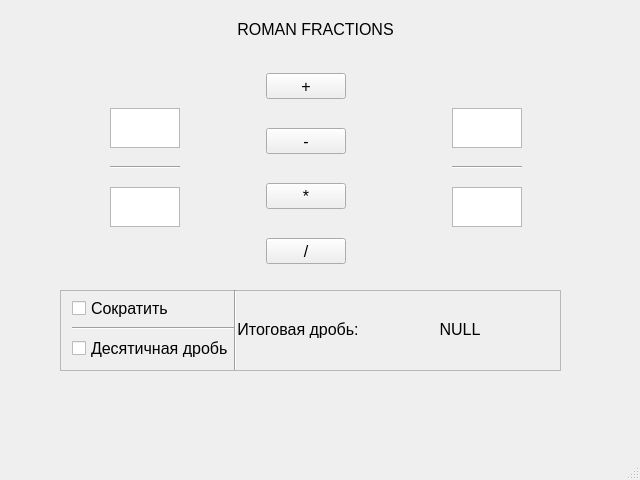
Tsettaro/roman-fraction, file src/mainwindow.ui: the form before one commit.
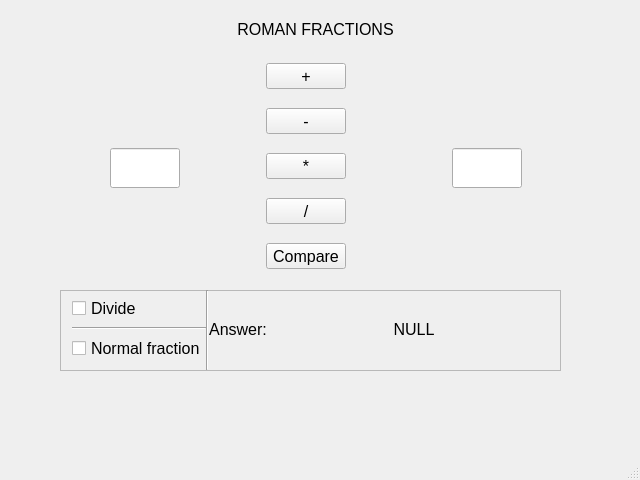
The form after the commit. Icons and pictures are not drawn.

```diff
--- a/src/mainwindow.ui
+++ b/src/mainwindow.ui
@@ -75,52 +75,15 @@
         </spacer>
        </item>
        <item>
-        <widget class="QTextEdit" name="textEdit">
+        <widget class="QLineEdit" name="lineEdit">
          <property name="maximumSize">
           <size>
            <width>70</width>
            <height>40</height>
           </size>
          </property>
-         <property name="html">
-          <string>&lt;!DOCTYPE HTML PUBLIC &quot;-//W3C//DTD HTML 4.0//EN&quot; &quot;http://www.w3.org/TR/REC-html40/strict.dtd&quot;&gt;
-&lt;html&gt;&lt;head&gt;&lt;meta name=&quot;qrichtext&quot; content=&quot;1&quot; /&gt;&lt;meta charset=&quot;utf-8&quot; /&gt;&lt;style type=&quot;text/css&quot;&gt;
-p, li { white-space: pre-wrap; }
-hr { height: 1px; border-width: 0; }
-li.unchecked::marker { content: &quot;\2610&quot;; }
-li.checked::marker { content: &quot;\2612&quot;; }
-&lt;/style&gt;&lt;/head&gt;&lt;body style=&quot; font-family:'Segoe UI'; font-size:12pt; font-weight:400; font-style:normal;&quot;&gt;
-&lt;p align=&quot;center&quot; style=&quot;-qt-paragraph-type:empty; margin-top:0px; margin-bottom:0px; margin-left:0px; margin-right:0px; -qt-block-indent:0; text-indent:0px;&quot;&gt;&lt;br /&gt;&lt;/p&gt;&lt;/body&gt;&lt;/html&gt;</string>
-         </property>
-        </widget>
-       </item>
-       <item>
-        <widget class="Line" name="line">
-         <property name="lineWidth">
-          <number>1</number>
-         </property>
-         <property name="orientation">
-          <enum>Qt::Horizontal</enum>
-         </property>
-        </widget>
-       </item>
-       <item>
-        <widget class="QTextEdit" name="textEdit_2">
-         <property name="maximumSize">
-          <size>
-           <width>70</width>
-           <height>40</height>
-          </size>
-         </property>
-         <property name="html">
-          <string>&lt;!DOCTYPE HTML PUBLIC &quot;-//W3C//DTD HTML 4.0//EN&quot; &quot;http://www.w3.org/TR/REC-html40/strict.dtd&quot;&gt;
-&lt;html&gt;&lt;head&gt;&lt;meta name=&quot;qrichtext&quot; content=&quot;1&quot; /&gt;&lt;meta charset=&quot;utf-8&quot; /&gt;&lt;style type=&quot;text/css&quot;&gt;
-p, li { white-space: pre-wrap; }
-hr { height: 1px; border-width: 0; }
-li.unchecked::marker { content: &quot;\2610&quot;; }
-li.checked::marker { content: &quot;\2612&quot;; }
-&lt;/style&gt;&lt;/head&gt;&lt;body style=&quot; font-family:'Segoe UI'; font-size:12pt; font-weight:400; font-style:normal;&quot;&gt;
-&lt;p align=&quot;center&quot; style=&quot;-qt-paragraph-type:empty; margin-top:0px; margin-bottom:0px; margin-left:0px; margin-right:0px; -qt-block-indent:0; text-indent:0px;&quot;&gt;&lt;br /&gt;&lt;/p&gt;&lt;/body&gt;&lt;/html&gt;</string>
+         <property name="alignment">
+          <set>Qt::AlignCenter</set>
          </property>
         </widget>
        </item>
@@ -218,6 +181,19 @@
          </property>
         </widget>
        </item>
+       <item>
+        <widget class="QPushButton" name="difference">
+         <property name="maximumSize">
+          <size>
+           <width>80</width>
+           <height>26</height>
+          </size>
+         </property>
+         <property name="text">
+          <string>Compare</string>
+         </property>
+        </widget>
+       </item>
       </layout>
      </item>
      <item>
@@ -261,49 +237,15 @@
         </spacer>
        </item>
        <item>
-        <widget class="QTextEdit" name="textEdit_3">
+        <widget class="QLineEdit" name="lineEdit_2">
          <property name="maximumSize">
           <size>
            <width>70</width>
            <height>40</height>
           </size>
          </property>
-         <property name="html">
-          <string>&lt;!DOCTYPE HTML PUBLIC &quot;-//W3C//DTD HTML 4.0//EN&quot; &quot;http://www.w3.org/TR/REC-html40/strict.dtd&quot;&gt;
-&lt;html&gt;&lt;head&gt;&lt;meta name=&quot;qrichtext&quot; content=&quot;1&quot; /&gt;&lt;meta charset=&quot;utf-8&quot; /&gt;&lt;style type=&quot;text/css&quot;&gt;
-p, li { white-space: pre-wrap; }
-hr { height: 1px; border-width: 0; }
-li.unchecked::marker { content: &quot;\2610&quot;; }
-li.checked::marker { content: &quot;\2612&quot;; }
-&lt;/style&gt;&lt;/head&gt;&lt;body style=&quot; font-family:'Segoe UI'; font-size:12pt; font-weight:400; font-style:normal;&quot;&gt;
-&lt;p align=&quot;center&quot; style=&quot;-qt-paragraph-type:empty; margin-top:0px; margin-bottom:0px; margin-left:0px; margin-right:0px; -qt-block-indent:0; text-indent:0px;&quot;&gt;&lt;br /&gt;&lt;/p&gt;&lt;/body&gt;&lt;/html&gt;</string>
-         </property>
-        </widget>
-       </item>
-       <item>
-        <widget class="Line" name="line_2">
-         <property name="orientation">
-          <enum>Qt::Horizontal</enum>
-         </property>
-        </widget>
-       </item>
-       <item>
-        <widget class="QTextEdit" name="textEdit_4">
-         <property name="maximumSize">
-          <size>
-           <width>70</width>
-           <height>40</height>
-          </size>
-         </property>
-         <property name="html">
-          <string>&lt;!DOCTYPE HTML PUBLIC &quot;-//W3C//DTD HTML 4.0//EN&quot; &quot;http://www.w3.org/TR/REC-html40/strict.dtd&quot;&gt;
-&lt;html&gt;&lt;head&gt;&lt;meta name=&quot;qrichtext&quot; content=&quot;1&quot; /&gt;&lt;meta charset=&quot;utf-8&quot; /&gt;&lt;style type=&quot;text/css&quot;&gt;
-p, li { white-space: pre-wrap; }
-hr { height: 1px; border-width: 0; }
-li.unchecked::marker { content: &quot;\2610&quot;; }
-li.checked::marker { content: &quot;\2612&quot;; }
-&lt;/style&gt;&lt;/head&gt;&lt;body style=&quot; font-family:'Segoe UI'; font-size:12pt; font-weight:400; font-style:normal;&quot;&gt;
-&lt;p align=&quot;center&quot; style=&quot;-qt-paragraph-type:empty; margin-top:0px; margin-bottom:0px; margin-left:0px; margin-right:0px; -qt-block-indent:0; text-indent:0px;&quot;&gt;&lt;br /&gt;&lt;/p&gt;&lt;/body&gt;&lt;/html&gt;</string>
+         <property name="alignment">
+          <set>Qt::AlignCenter</set>
          </property>
         </widget>
        </item>
@@ -391,7 +333,7 @@
            </sizepolicy>
           </property>
           <property name="text">
-           <string>Сократить</string>
+           <string>Divide</string>
           </property>
          </widget>
         </item>
@@ -404,7 +346,7 @@
            </sizepolicy>
           </property>
           <property name="text">
-           <string>Десятичная дробь</string>
+           <string>Normal fraction</string>
           </property>
          </widget>
         </item>
@@ -433,7 +375,7 @@
          </sizepolicy>
         </property>
         <property name="text">
-         <string>Итоговая дробь:</string>
+         <string>Answer:</string>
         </property>
         <property name="alignment">
          <set>Qt::AlignCenter</set>
```
